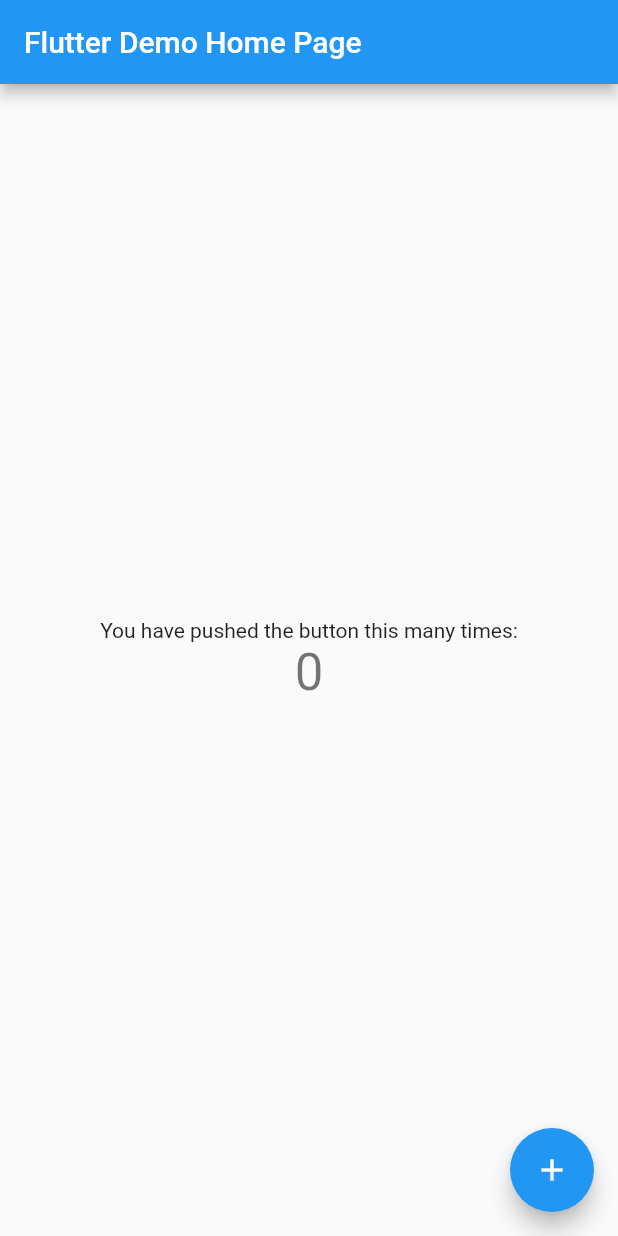
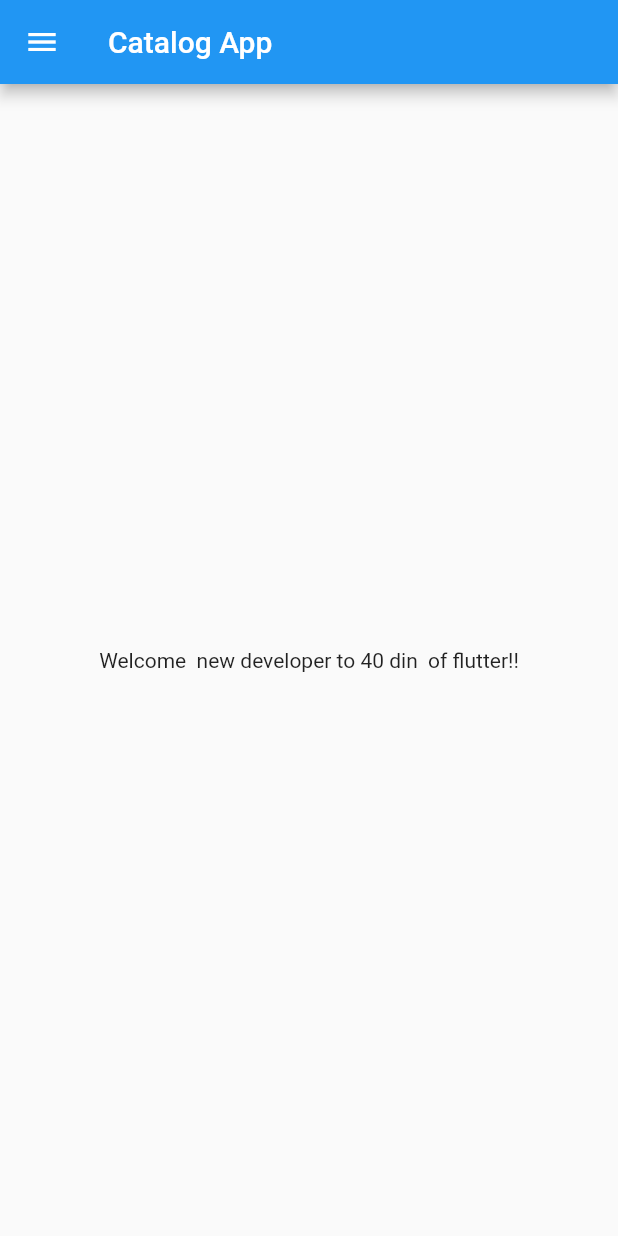
Before and after one commit to Sidmon101/Catalog_App, a Flutter app: the screen it shows after launch, on a phone screen of 412 x 824 dp. Run offline on Flutter 3.47's test engine with Material 2 defaults, Android fonts, the phone set to English and light mode, and no system bars.

Commit message:
day 2 completed

```diff
--- /dev/null
+++ b/lib/homepage.dart
@@ -0,0 +1,23 @@
+import 'package:flutter/material.dart';
+
+import 'package:flutter/material.dart';
+
+class homepage extends StatelessWidget {
+  const homepage({Key? key}) : super(key: key);
+  final int days = 40;
+  final String hello = " new developer";
+  @override
+  Widget build(BuildContext context) {
+    return Scaffold(
+      appBar: AppBar(
+        title: Text("Catalog App"),
+      ),
+      body: Center(
+        child: Container(
+          child: Text("Welcome $hello to $days din  of flutter!!"),
+        ),
+      ),
+      drawer: Drawer(),
+    );
+  }
+}
--- a/lib/main.dart
+++ b/lib/main.dart
@@ -1,115 +1,15 @@
 import 'package:flutter/material.dart';
+import 'package:flutter_catalog/homepage.dart';
 
 void main() {
-  runApp(const MyApp());
+  runApp(Myapp());
 }
 
-class MyApp extends StatelessWidget {
-  const MyApp({Key? key}) : super(key: key);
-
-  // This widget is the root of your application.
-  @override
-  Widget build(BuildContext context) {
-    return MaterialApp(
-      title: 'Flutter Demo',
-      theme: ThemeData(
-        // This is the theme of your application.
-        //
-        // Try running your application with "flutter run". You'll see the
-        // application has a blue toolbar. Then, without quitting the app, try
-        // changing the primarySwatch below to Colors.green and then invoke
-        // "hot reload" (press "r" in the console where you ran "flutter run",
-        // or simply save your changes to "hot reload" in a Flutter IDE).
-        // Notice that the counter didn't reset back to zero; the application
-        // is not restarted.
-        primarySwatch: Colors.blue,
-      ),
-      home: const MyHomePage(title: 'Flutter Demo Home Page'),
-    );
-  }
-}
-
-class MyHomePage extends StatefulWidget {
-  const MyHomePage({Key? key, required this.title}) : super(key: key);
-
-  // This widget is the home page of your application. It is stateful, meaning
-  // that it has a State object (defined below) that contains fields that affect
-  // how it looks.
-
-  // This class is the configuration for the state. It holds the values (in this
-  // case the title) provided by the parent (in this case the App widget) and
-  // used by the build method of the State. Fields in a Widget subclass are
-  // always marked "final".
-
-  final String title;
-
-  @override
-  State<MyHomePage> createState() => _MyHomePageState();
-}
-
-class _MyHomePageState extends State<MyHomePage> {
-  int _counter = 0;
-
-  void _incrementCounter() {
-    setState(() {
-      // This call to setState tells the Flutter framework that something has
-      // changed in this State, which causes it to rerun the build method below
-      // so that the display can reflect the updated values. If we changed
-      // _counter without calling setState(), then the build method would not be
-      // called again, and so nothing would appear to happen.
-      _counter++;
-    });
-  }
+class Myapp extends StatelessWidget {
+  const Myapp({Key? key}) : super(key: key);
 
   @override
   Widget build(BuildContext context) {
-    // This method is rerun every time setState is called, for instance as done
-    // by the _incrementCounter method above.
-    //
-    // The Flutter framework has been optimized to make rerunning build methods
-    // fast, so that you can just rebuild anything that needs updating rather
-    // than having to individually change instances of widgets.
-    return Scaffold(
-      appBar: AppBar(
-        // Here we take the value from the MyHomePage object that was created by
-        // the App.build method, and use it to set our appbar title.
-        title: Text(widget.title),
-      ),
-      body: Center(
-        // Center is a layout widget. It takes a single child and positions it
-        // in the middle of the parent.
-        child: Column(
-          // Column is also a layout widget. It takes a list of children and
-          // arranges them vertically. By default, it sizes itself to fit its
-          // children horizontally, and tries to be as tall as its parent.
-          //
-          // Invoke "debug painting" (press "p" in the console, choose the
-          // "Toggle Debug Paint" action from the Flutter Inspector in Android
-          // Studio, or the "Toggle Debug Paint" command in Visual Studio Code)
-          // to see the wireframe for each widget.
-          //
-          // Column has various properties to control how it sizes itself and
-          // how it positions its children. Here we use mainAxisAlignment to
-          // center the children vertically; the main axis here is the vertical
-          // axis because Columns are vertical (the cross axis would be
-          // horizontal).
-          mainAxisAlignment: MainAxisAlignment.center,
-          children: <Widget>[
-            const Text(
-              'You have pushed the button this many times:',
-            ),
-            Text(
-              '$_counter',
-              style: Theme.of(context).textTheme.headline4,
-            ),
-          ],
-        ),
-      ),
-      floatingActionButton: FloatingActionButton(
-        onPressed: _incrementCounter,
-        tooltip: 'Increment',
-        child: const Icon(Icons.add),
-      ), // This trailing comma makes auto-formatting nicer for build methods.
-    );
+    return MaterialApp(home: homepage());
   }
 }
```
Also changed, not shown: 1 other file.
